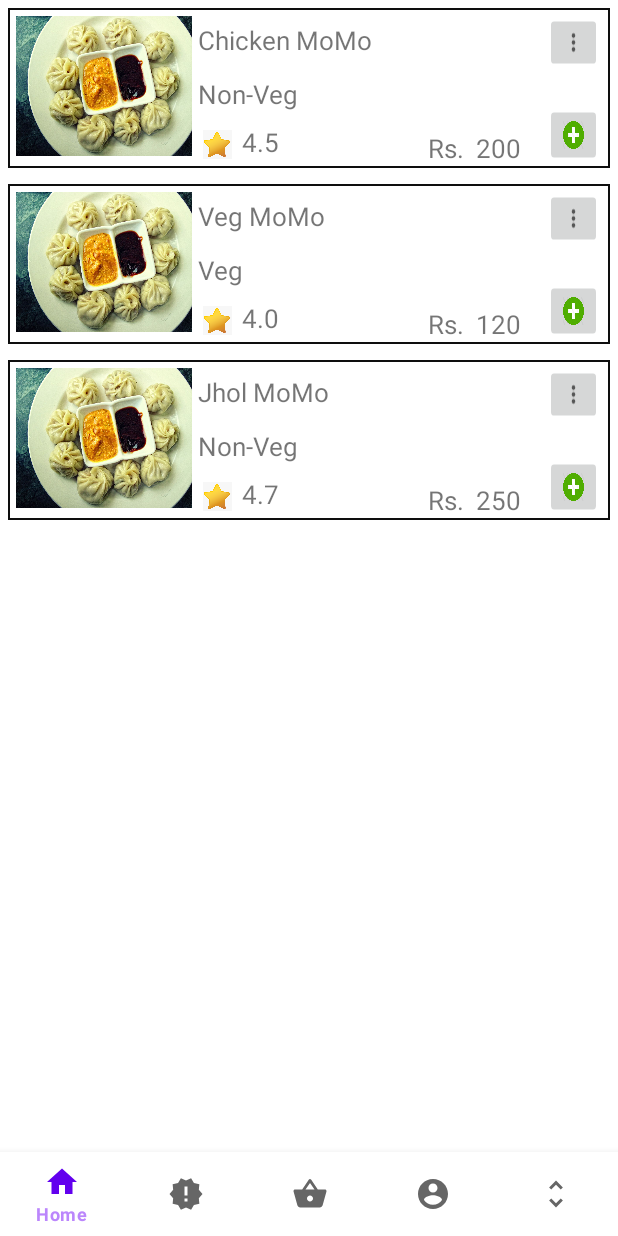
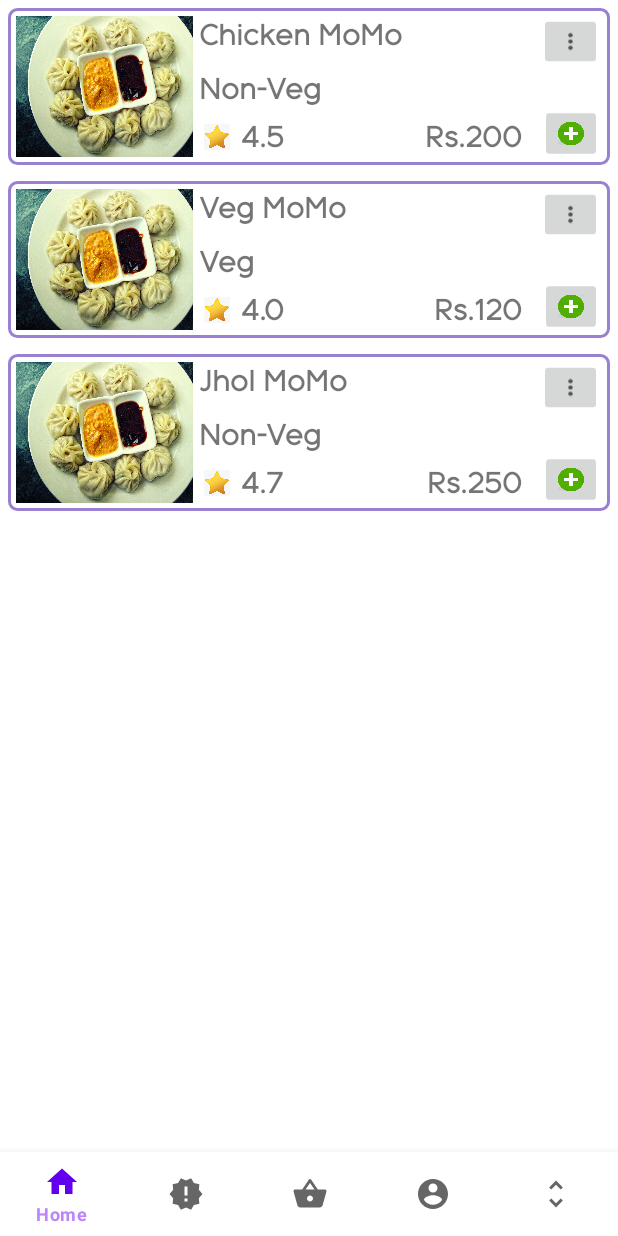
Before and after one commit to saugat0123/android, an Android app: the screen it shows after launch (DashboardActivity), after a tap on "LOGIN", on a phone screen of 412 x 824 dp. Run offline under Robolectric (Android 15) with nearby library versions, the phone set to English and light mode, and no system bars; our stand-ins replace CircleImageView; pictures from the network do not load.

Commit message:
entity and dao

```diff
--- a/app/src/main/java/com/saugat/finalassignment/ItemData.kt
+++ b/app/src/main/java/com/saugat/finalassignment/ItemData.kt
@@ -1,11 +1,11 @@
 package com.saugat.finalassignment
 
-import com.saugat.finalassignment.models.ItemMenu
+import com.saugat.finalassignment.models.Item
 
 class ItemData private constructor(){
-    var mylist = ArrayList<ItemMenu>()
+    var mylist = ArrayList<Item>()
 
-    fun list(): ArrayList<ItemMenu>{
+    fun list(): ArrayList<Item>{
         return mylist
     }
 
--- a/app/src/main/java/com/saugat/finalassignment/adapters/ItemMenuAdapter.kt
+++ b/app/src/main/java/com/saugat/finalassignment/adapters/ItemMenuAdapter.kt
@@ -4,16 +4,13 @@ import android.content.Context
 import android.view.LayoutInflater
 import android.view.View
 import android.view.ViewGroup
-import android.widget.EditText
 import android.widget.TextView
 import androidx.recyclerview.widget.RecyclerView
-import com.bumptech.glide.Glide
 import com.saugat.finalassignment.R
-import com.saugat.finalassignment.models.ItemMenu
-import de.hdodenhof.circleimageview.CircleImageView
+import com.saugat.finalassignment.models.Item
 
 class ItemMenuAdapter
-    (val lstItems : ArrayList<ItemMenu>, val context: Context)
+    (val lstItems : ArrayList<Item>, val context: Context)
     :RecyclerView.Adapter<ItemMenuAdapter.ItemViewHolder>()
 {
 
--- a/app/src/main/java/com/saugat/finalassignment/fragments/HomeFragment.kt
+++ b/app/src/main/java/com/saugat/finalassignment/fragments/HomeFragment.kt
@@ -11,11 +11,11 @@ import androidx.recyclerview.widget.RecyclerView
 import com.saugat.finalassignment.ItemData
 import com.saugat.finalassignment.R
 import com.saugat.finalassignment.adapters.ItemMenuAdapter
-import com.saugat.finalassignment.models.ItemMenu
+import com.saugat.finalassignment.models.Item
 
 
 class HomeFragment : Fragment() {
-    private val lstItems = ArrayList<ItemMenu>()
+    private val lstItems = ArrayList<Item>()
     private lateinit var recyclerViewDashboard: RecyclerView
     var i = 0
 
@@ -45,9 +45,9 @@ class HomeFragment : Fragment() {
     }
 
     private fun loadItems() {
-        ItemData.get().list().add(ItemMenu(i++,"Chicken MoMo","Non-Veg",4.5F,200))
-        ItemData.get().list().add(ItemMenu(i++,"Veg MoMo","Veg",4F,120))
-        ItemData.get().list().add(ItemMenu(i++,"Jhol MoMo","Non-Veg",4.7F,250))
+        ItemData.get().list().add(Item(i++,"Chicken MoMo","Non-Veg",4.5F,200))
+        ItemData.get().list().add(Item(i++,"Veg MoMo","Veg",4F,120))
+        ItemData.get().list().add(Item(i++,"Jhol MoMo","Non-Veg",4.7F,250))
     }
 
 }
--- a/app/src/main/java/com/saugat/finalassignment/models/ItemMenu.kt
+++ b/app/src/main/java/com/saugat/finalassignment/models/Item.kt
@@ -1,6 +1,6 @@
 package com.saugat.finalassignment.models
 
-data class ItemMenu (
+data class Item (
     val itemId: Int? = null,
     val itemName: String? = null,
     val itemType: String? = null,
--- a/app/src/main/res/drawable/customborder.xml
+++ b/app/src/main/res/drawable/customborder.xml
@@ -1,6 +1,7 @@
 <?xml version="1.0" encoding="UTF-8"?>
 <shape xmlns:android="http://schemas.android.com/apk/res/android" android:shape="rectangle">
-    <corners android:radius="0dp"/>
-    <padding android:left="10dp" android:right="10dp" android:top="10dp" android:bottom="10dp"/>
-    <stroke android:width="1dp" android:color="#0E0E0E"/>
+    <corners android:radius="5dp"/>
+    <padding android:left="10dp" android:right="10dp"
+        android:top="10dp" android:bottom="10dp"/>
+    <stroke android:width="2dp" android:color="#9980D1" android:dashGap="@dimen/fab_margin"/>
 </shape>
--- a/app/src/main/res/layout/dashboard_layout.xml
+++ b/app/src/main/res/layout/dashboard_layout.xml
@@ -11,41 +11,47 @@
 
     <ImageView
         android:id="@+id/itemImage"
-        android:layout_width="117dp"
-        android:layout_height="93dp"
+        android:layout_width="118dp"
+        android:layout_height="94dp"
         android:scaleType="fitXY"
+        android:src="@drawable/momo"
         app:layout_constraintStart_toStartOf="parent"
         app:layout_constraintTop_toTopOf="parent"
-        android:src="@drawable/momo"
         tools:ignore="ContentDescription" />
 
     <TextView
         android:id="@+id/tvItemName"
+        style="@style/customStyle"
         android:layout_width="wrap_content"
         android:layout_height="wrap_content"
         android:layout_marginStart="4dp"
         android:layout_marginTop="4dp"
+        android:fontFamily="@font/meticula"
         android:text="Item Name"
-        style="@style/customStyle"
+        android:textSize="19sp"
+        android:textStyle="bold"
         app:layout_constraintStart_toEndOf="@+id/itemImage"
         app:layout_constraintTop_toTopOf="parent"
         tools:ignore="RtlCompat" />
 
     <TextView
         android:id="@+id/tvItemType"
+        style="@style/customStyle"
         android:layout_width="wrap_content"
         android:layout_height="wrap_content"
-        style="@style/customStyle"
         android:layout_marginStart="4dp"
-        android:layout_marginTop="12dp"
+        android:layout_marginTop="16dp"
+        android:fontFamily="@font/meticula"
         android:text="Item Type"
+        android:textSize="19sp"
+        android:textStyle="bold"
         app:layout_constraintStart_toEndOf="@+id/itemImage"
         app:layout_constraintTop_toBottomOf="@+id/tvItemName" />
 
     <ImageButton
         android:id="@+id/btnDots"
-        android:layout_width="38dp"
-        android:layout_height="35dp"
+        android:layout_width="42dp"
+        android:layout_height="34dp"
         android:scaleType="fitXY"
         android:scaleY="1.2"
         app:layout_constraintEnd_toEndOf="parent"
@@ -53,10 +59,25 @@
         app:srcCompat="@drawable/dots"
         tools:ignore="ContentDescription" />
 
+    <TextView
+        android:id="@+id/tvItemRating"
+        style="@style/customStyle"
+        android:layout_width="wrap_content"
+        android:layout_height="wrap_content"
+        android:layout_marginStart="4dp"
+        android:layout_marginTop="68dp"
+        android:fontFamily="@font/meticula"
+        android:text="4.5"
+        android:textSize="19sp"
+        android:textStyle="bold"
+        app:layout_constraintStart_toEndOf="@+id/imageView2"
+        app:layout_constraintTop_toTopOf="@+id/tvItemName"
+        tools:ignore="MissingConstraints" />
+
     <ImageButton
         android:id="@+id/btnAddtoCart"
-        android:layout_width="38dp"
-        android:layout_height="33dp"
+        android:layout_width="41dp"
+        android:layout_height="31dp"
         android:layout_marginTop="24dp"
         android:scaleType="fitXY"
         android:scaleY="1.4"
@@ -72,9 +93,12 @@
         style="@style/customStyle"
         android:layout_width="wrap_content"
         android:layout_height="19dp"
-        android:layout_marginTop="76dp"
-        android:layout_marginEnd="16dp"
+        android:layout_marginTop="72dp"
+        android:layout_marginEnd="12dp"
+        android:fontFamily="@font/meticula"
         android:text="200"
+        android:textSize="19sp"
+        android:textStyle="bold"
         app:layout_constraintEnd_toStartOf="@+id/btnAddtoCart"
         app:layout_constraintTop_toTopOf="parent"
         tools:ignore="HardcodedText,RtlCompat,RtlHardcoded" />
@@ -84,35 +108,25 @@
         style="@style/customStyle"
         android:layout_width="wrap_content"
         android:layout_height="20dp"
-        android:layout_marginTop="76dp"
-        android:layout_marginEnd="8dp"
+        android:layout_marginTop="72dp"
+        android:fontFamily="@font/meticula"
         android:text="Rs."
+        android:textSize="19sp"
+        android:textStyle="bold"
         app:layout_constraintEnd_toStartOf="@+id/tvItemPrice"
         app:layout_constraintTop_toTopOf="parent"
         tools:ignore="HardcodedText" />
 
     <ImageView
         android:id="@+id/imageView2"
-        android:layout_width="25dp"
-        android:layout_height="19dp"
+        android:layout_width="24dp"
+        android:layout_height="17dp"
         android:layout_marginStart="4dp"
         android:layout_marginTop="12dp"
         app:layout_constraintStart_toEndOf="@+id/itemImage"
         app:layout_constraintTop_toBottomOf="@+id/tvItemType"
         app:srcCompat="@drawable/star"
         tools:ignore="ContentDescription,VectorDrawableCompat" />
-
-    <TextView
-        android:id="@+id/tvItemRating"
-        android:layout_width="wrap_content"
-        android:layout_height="wrap_content"
-        style="@style/customStyle"
-        android:layout_marginStart="4dp"
-        android:layout_marginTop="68dp"
-        android:text="4.5"
-        app:layout_constraintStart_toEndOf="@+id/imageView2"
-        app:layout_constraintTop_toTopOf="@+id/tvItemName"
-        tools:ignore="MissingConstraints" />
 
     <!--    <RatingBar-->
 <!--        android:id="@+id/ratingBar"-->
```
Also changed, not shown: app/src/main/java/com/saugat/finalassignment/models/Customer.kt (added, +11 -0 lines), app/src/main/res/drawable/gradient.xml (added, +8 -0 lines), app/src/main/res/font-v26/font.xml (added, +11 -0 lines), app/src/main/res/font/font.xml (added, +9 -0 lines), app/src/main/res/font/allerta.ttf (added), app/src/main/res/font/meticula.ttf (added).
